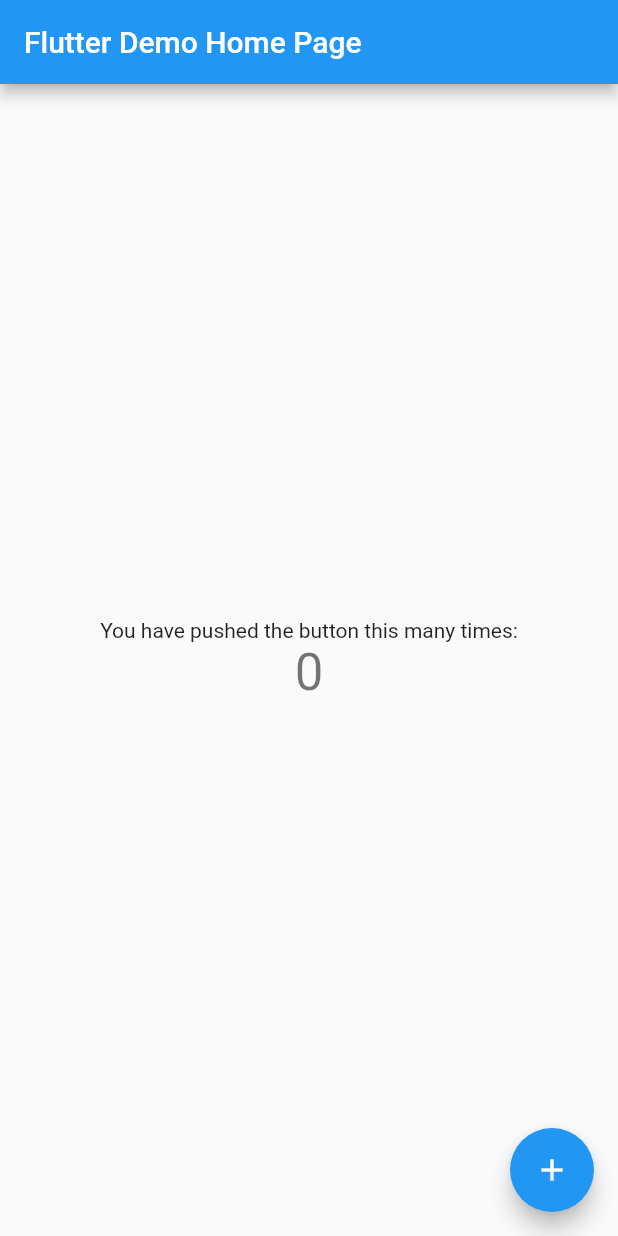
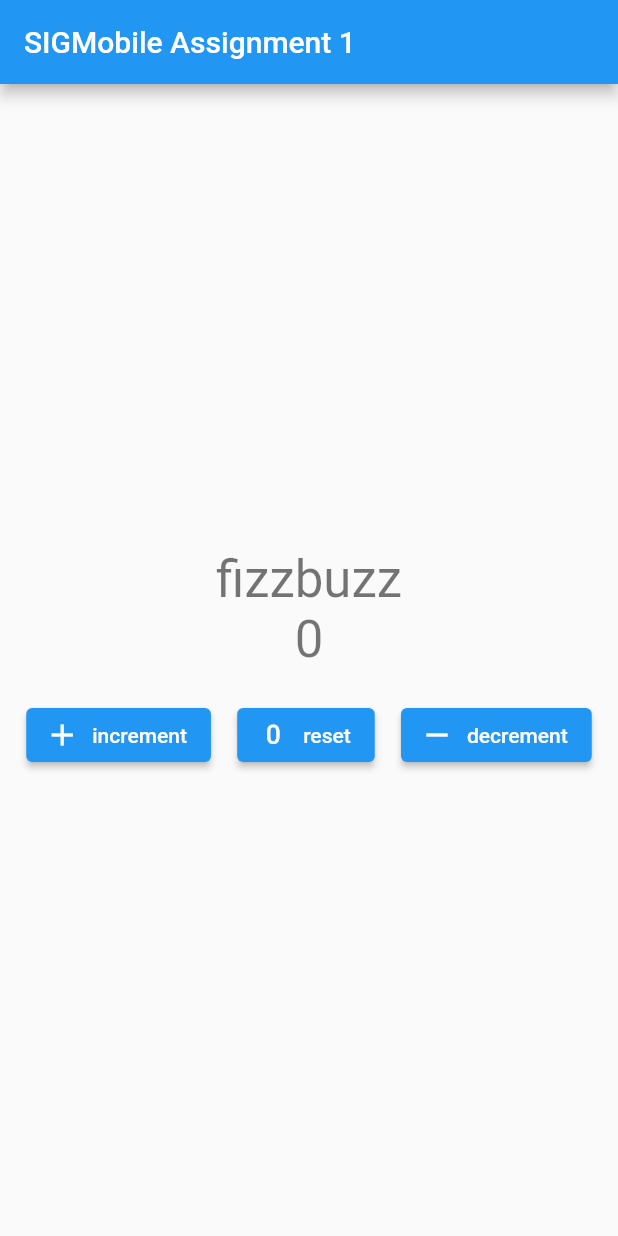
Before and after one commit to SiGMobileUIUC/WeeklyAssignments, a Flutter app: the screen it shows after launch, on a phone screen of 412 x 824 dp. Run offline on Flutter 3.47's test engine with Material 2 defaults, Android fonts, the phone set to English and light mode, and no system bars.

Commit message:
completed SIGMobile weekly assignment 1

```diff
--- a/weekly_assignment_1/lib/main.dart
+++ b/weekly_assignment_1/lib/main.dart
@@ -11,35 +11,17 @@ class MyApp extends StatelessWidget {
   @override
   Widget build(BuildContext context) {
     return MaterialApp(
-      title: 'Flutter Demo',
+      title: 'SIGMobile Assignment 1',
       theme: ThemeData(
-        // This is the theme of your application.
-        //
-        // Try running your application with "flutter run". You'll see the
-        // application has a blue toolbar. Then, without quitting the app, try
-        // changing the primarySwatch below to Colors.green and then invoke
-        // "hot reload" (press "r" in the console where you ran "flutter run",
-        // or simply save your changes to "hot reload" in a Flutter IDE).
-        // Notice that the counter didn't reset back to zero; the application
-        // is not restarted.
         primarySwatch: Colors.blue,
       ),
-      home: const MyHomePage(title: 'Flutter Demo Home Page'),
+      home: const MyHomePage(title: 'SIGMobile Assignment 1'),
     );
   }
 }
 
 class MyHomePage extends StatefulWidget {
   const MyHomePage({super.key, required this.title});
-
-  // This widget is the home page of your application. It is stateful, meaning
-  // that it has a State object (defined below) that contains fields that affect
-  // how it looks.
-
-  // This class is the configuration for the state. It holds the values (in this
-  // case the title) provided by the parent (in this case the App widget) and
-  // used by the build method of the State. Fields in a Widget subclass are
-  // always marked "final".
 
   final String title;
 
@@ -49,67 +31,93 @@ class MyHomePage extends StatefulWidget {
 
 class _MyHomePageState extends State<MyHomePage> {
   int _counter = 0;
+  String _displayText = "fizzbuzz";
 
   void _incrementCounter() {
     setState(() {
-      // This call to setState tells the Flutter framework that something has
-      // changed in this State, which causes it to rerun the build method below
-      // so that the display can reflect the updated values. If we changed
-      // _counter without calling setState(), then the build method would not be
-      // called again, and so nothing would appear to happen.
       _counter++;
+    });
+  }
+
+  void _decrementCounter() {
+    setState(() {
+      _counter--;
+    });
+  }
+
+  void _resetToZero() {
+    setState(() {
+      _counter = 0;
+    });
+  }
+
+  void _setText() {
+    setState(() {
+      _displayText = "";
+      if (_counter % 3 == 0) {
+        _displayText += "fizz";
+      }
+      if (_counter % 5 == 0) {
+        _displayText += "buzz";
+      }
+      if (_displayText.isEmpty) {
+        _displayText == "--";
+      }
     });
   }
 
   @override
   Widget build(BuildContext context) {
-    // This method is rerun every time setState is called, for instance as done
-    // by the _incrementCounter method above.
-    //
-    // The Flutter framework has been optimized to make rerunning build methods
-    // fast, so that you can just rebuild anything that needs updating rather
-    // than having to individually change instances of widgets.
+    // This method is rerun every time setState is called
     return Scaffold(
       appBar: AppBar(
-        // Here we take the value from the MyHomePage object that was created by
-        // the App.build method, and use it to set our appbar title.
         title: Text(widget.title),
       ),
       body: Center(
-        // Center is a layout widget. It takes a single child and positions it
-        // in the middle of the parent.
         child: Column(
-          // Column is also a layout widget. It takes a list of children and
-          // arranges them vertically. By default, it sizes itself to fit its
-          // children horizontally, and tries to be as tall as its parent.
-          //
-          // Invoke "debug painting" (press "p" in the console, choose the
-          // "Toggle Debug Paint" action from the Flutter Inspector in Android
-          // Studio, or the "Toggle Debug Paint" command in Visual Studio Code)
-          // to see the wireframe for each widget.
-          //
-          // Column has various properties to control how it sizes itself and
-          // how it positions its children. Here we use mainAxisAlignment to
-          // center the children vertically; the main axis here is the vertical
-          // axis because Columns are vertical (the cross axis would be
-          // horizontal).
           mainAxisAlignment: MainAxisAlignment.center,
           children: <Widget>[
-            const Text(
-              'You have pushed the button this many times:',
+            Text(
+              _displayText,
+              style: Theme.of(context).textTheme.headline4,
             ),
             Text(
               '$_counter',
               style: Theme.of(context).textTheme.headline4,
             ),
+            const SizedBox(height: 20),
+            Row(
+              mainAxisAlignment: MainAxisAlignment.spaceEvenly,
+              children: [
+                ElevatedButton.icon(
+                  onPressed: () {
+                    _incrementCounter();
+                    _setText();
+                  },
+                  label: const Text("increment"),
+                  icon: const Icon(Icons.add),
+                ),
+                ElevatedButton.icon(
+                  onPressed: () {
+                    _resetToZero();
+                    _setText();
+                  },
+                  label: const Text("reset"),
+                  icon: const Icon(Icons.exposure_zero),
+                ),
+                ElevatedButton.icon(
+                  onPressed: () {
+                    _decrementCounter();
+                    _setText();
+                  },
+                  label: const Text("decrement"),
+                  icon: const Icon(Icons.remove),
+                ),
+              ],
+            ),
           ],
         ),
       ),
-      floatingActionButton: FloatingActionButton(
-        onPressed: _incrementCounter,
-        tooltip: 'Increment',
-        child: const Icon(Icons.add),
-      ), // This trailing comma makes auto-formatting nicer for build methods.
     );
   }
 }
```
